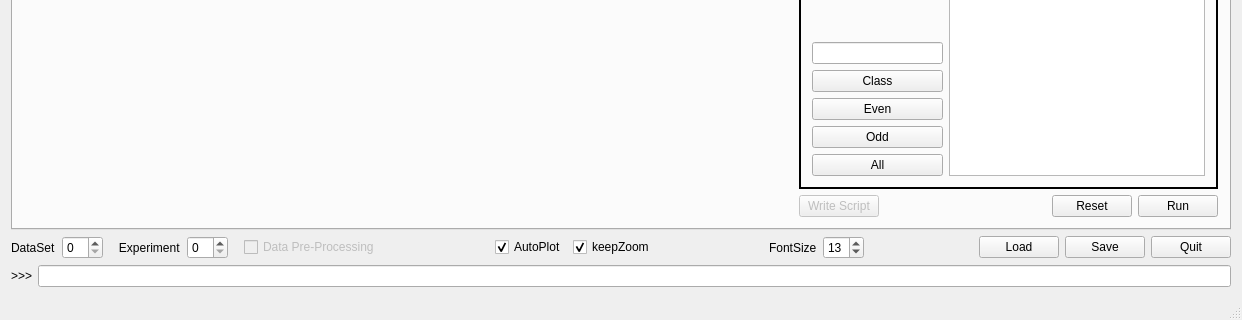
This is metabolabpy/ui/metabolabpy_mainwindow.ui in ludwigc/metabolabpy as Qt 5 draws it before an edit; both pictures show x 0 to 1242 and y 462 to 782 of the 1242 by 782 pixel window. The edited form follows.
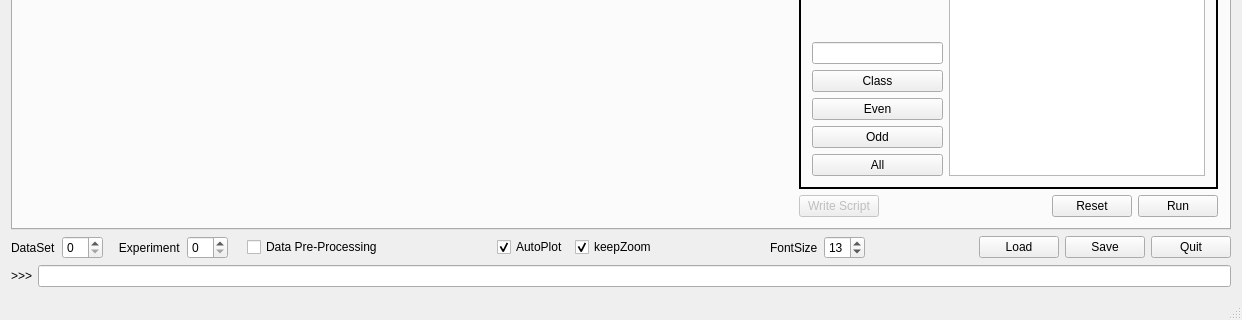
This is the edited form. Custom widgets are drawn as their Qt base class.

Commit message: fixed 2D contouring bug

Diff of the .ui file:
```diff
--- a/metabolabpy/ui/metabolabpy_mainwindow.ui
+++ b/metabolabpy/ui/metabolabpy_mainwindow.ui
@@ -47,7 +47,7 @@
         </property>
         <property name="sizeHint" stdset="0">
          <size>
-          <width>10</width>
+          <width>13</width>
           <height>20</height>
          </size>
         </property>
@@ -56,7 +56,7 @@
       <item>
        <widget class="QCheckBox" name="preprocessing">
         <property name="enabled">
-         <bool>false</bool>
+         <bool>true</bool>
         </property>
         <property name="text">
          <string>Data Pre-Processing</string>
```
Left out of the diff: 51 changed lines with no effect on the pictures. The commit also changes 2 other files.
